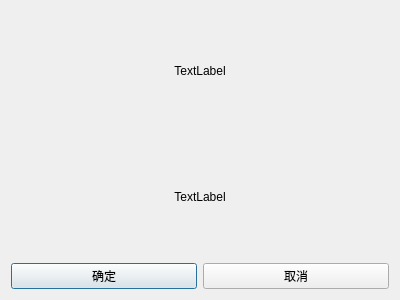
This is promptdialog.ui in ukui/ukui-biometric-manager as Qt 5 draws it before an edit. The edited form follows.
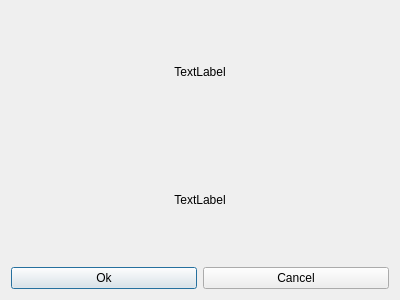
This is the edited form.

The edit to the form file:
```diff
--- a/promptdialog.ui
+++ b/promptdialog.ui
@@ -39,14 +39,14 @@
      <item>
       <widget class="QPushButton" name="btnOK">
        <property name="text">
-        <string>确定</string>
+        <string>Ok</string>
        </property>
       </widget>
      </item>
      <item>
       <widget class="QPushButton" name="btnCancel">
        <property name="text">
-        <string>取消</string>
+        <string>Cancel</string>
        </property>
       </widget>
      </item>
```
Left out of the diff: 2 changed lines with no effect on the pictures.
